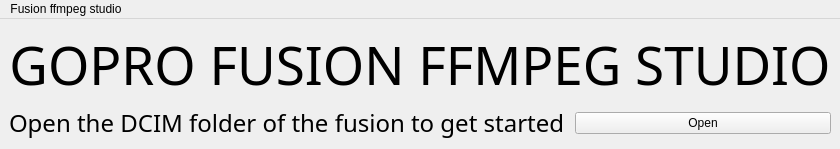
This is mainwindow.ui in victormac3000/Fusion_ffmpeg_studio as Qt 5 draws it before an edit. The edited form follows.
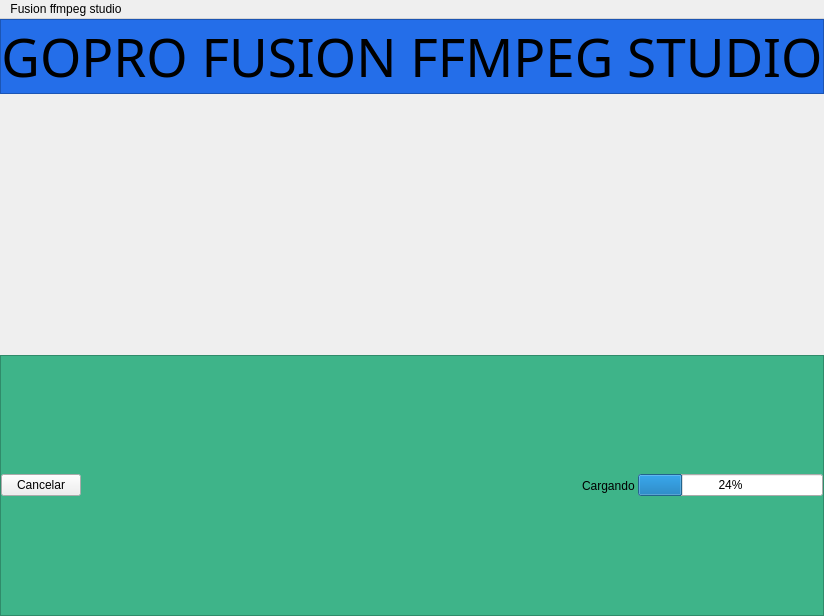
This is the edited form. The open tabs and pages were chosen to show the change. Icons and pictures are not drawn.

```diff
--- a/mainwindow.ui
+++ b/mainwindow.ui
@@ -6,20 +6,62 @@
    <rect>
     <x>0</x>
     <y>0</y>
-    <width>803</width>
-    <height>143</height>
+    <width>802</width>
+    <height>616</height>
    </rect>
   </property>
   <property name="windowTitle">
    <string>MainWindow</string>
   </property>
+  <property name="styleSheet">
+   <string notr="true">#frame {
+background-color: #246EE9;
+}</string>
+  </property>
   <widget class="QWidget" name="centralwidget">
-   <layout class="QVBoxLayout" name="verticalLayout" stretch="0,2,0">
+   <layout class="QVBoxLayout" name="verticalLayout" stretch="0,0">
     <property name="spacing">
-     <number>5</number>
+     <number>0</number>
+    </property>
+    <property name="leftMargin">
+     <number>0</number>
+    </property>
+    <property name="topMargin">
+     <number>0</number>
+    </property>
+    <property name="rightMargin">
+     <number>0</number>
+    </property>
+    <property name="bottomMargin">
+     <number>0</number>
     </property>
     <item>
-     <layout class="QHBoxLayout" name="horizontalLayout">
+     <widget class="QFrame" name="frame">
+      <property name="styleSheet">
+       <string notr="true"/>
+      </property>
+      <property name="frameShape">
+       <enum>QFrame::StyledPanel</enum>
+      </property>
+      <property name="frameShadow">
+       <enum>QFrame::Raised</enum>
+      </property>
+      <layout class="QHBoxLayout" name="horizontalLayout_6">
+       <property name="spacing">
+        <number>0</number>
+       </property>
+       <property name="leftMargin">
+        <number>0</number>
+       </property>
+       <property name="topMargin">
+        <number>0</number>
+       </property>
+       <property name="rightMargin">
+        <number>0</number>
+       </property>
+       <property name="bottomMargin">
+        <number>0</number>
+       </property>
       <item>
        <widget class="QLabel" name="label">
         <property name="font">
@@ -28,6 +70,9 @@
           <pointsize>40</pointsize>
          </font>
         </property>
+         <property name="styleSheet">
+          <string notr="true"/>
+         </property>
         <property name="text">
          <string>GOPRO FUSION FFMPEG STUDIO</string>
         </property>
@@ -37,11 +82,90 @@
        </widget>
       </item>
      </layout>
+     </widget>
     </item>
     <item>
-     <layout class="QHBoxLayout" name="horizontalLayout_2">
+     <widget class="QStackedWidget" name="stackedPane">
+      <property name="currentIndex">
+       <number>0</number>
+      </property>
+      <widget class="QWidget" name="a_0_main">
+       <layout class="QVBoxLayout" name="verticalLayout_2" stretch="0,5">
       <property name="spacing">
-       <number>10</number>
+         <number>0</number>
+        </property>
+        <property name="leftMargin">
+         <number>0</number>
+        </property>
+        <property name="topMargin">
+         <number>0</number>
+        </property>
+        <property name="rightMargin">
+         <number>0</number>
+        </property>
+        <property name="bottomMargin">
+         <number>0</number>
+        </property>
+        <item>
+         <layout class="QHBoxLayout" name="horizontalLayout_3">
+          <property name="spacing">
+           <number>0</number>
+          </property>
+          <property name="topMargin">
+           <number>0</number>
+          </property>
+          <item>
+           <widget class="QLabel" name="label_3">
+            <property name="maximumSize">
+             <size>
+              <width>800</width>
+              <height>500</height>
+             </size>
+            </property>
+            <property name="text">
+             <string/>
+            </property>
+            <property name="pixmap">
+             <pixmap resource="Resources.qrc">:/Resources/Images/Snow.jpg</pixmap>
+            </property>
+            <property name="scaledContents">
+             <bool>true</bool>
+            </property>
+            <property name="alignment">
+             <set>Qt::AlignCenter</set>
+            </property>
+           </widget>
+          </item>
+         </layout>
+        </item>
+        <item>
+         <widget class="QFrame" name="frame_2">
+          <property name="styleSheet">
+           <string notr="true">#frame_2 {
+background-color: #246EE9;
+}</string>
+          </property>
+          <property name="frameShape">
+           <enum>QFrame::StyledPanel</enum>
+          </property>
+          <property name="frameShadow">
+           <enum>QFrame::Raised</enum>
+          </property>
+          <layout class="QHBoxLayout" name="horizontalLayout">
+           <property name="spacing">
+            <number>30</number>
+           </property>
+           <property name="leftMargin">
+            <number>0</number>
+           </property>
+           <property name="topMargin">
+            <number>0</number>
+           </property>
+           <property name="rightMargin">
+            <number>0</number>
+           </property>
+           <property name="bottomMargin">
+            <number>0</number>
       </property>
       <item>
        <widget class="QLabel" name="label_2">
@@ -51,6 +175,9 @@
           <pointsize>18</pointsize>
          </font>
         </property>
+             <property name="styleSheet">
+              <string notr="true"/>
+             </property>
         <property name="text">
          <string>Open the DCIM folder of the fusion to get started</string>
         </property>
@@ -61,26 +188,135 @@
       </item>
       <item>
        <widget class="QPushButton" name="open_folder_button">
+             <property name="styleSheet">
+              <string notr="true"/>
+             </property>
         <property name="text">
          <string>Open</string>
         </property>
        </widget>
       </item>
      </layout>
-    </item>
+         </widget>
+        </item>
+       </layout>
+      </widget>
+      <widget class="QWidget" name="b_1_loading">
+       <layout class="QVBoxLayout" name="verticalLayout_3">
+        <property name="spacing">
+         <number>0</number>
+        </property>
+        <property name="leftMargin">
+         <number>0</number>
+        </property>
+        <property name="topMargin">
+         <number>0</number>
+        </property>
+        <property name="rightMargin">
+         <number>0</number>
+        </property>
+        <property name="bottomMargin">
+         <number>0</number>
+        </property>
     <item>
-     <spacer name="verticalSpacer">
+         <layout class="QHBoxLayout" name="horizontalLayout_4">
+          <property name="spacing">
+           <number>0</number>
+          </property>
+          <item>
+           <widget class="QLabel" name="label_5">
+            <property name="maximumSize">
+             <size>
+              <width>800</width>
+              <height>500</height>
+             </size>
+            </property>
+            <property name="text">
+             <string/>
+            </property>
+            <property name="pixmap">
+             <pixmap resource="Resources.qrc">:/Resources/Images/Snow.jpg</pixmap>
+            </property>
+            <property name="scaledContents">
+             <bool>true</bool>
+            </property>
+            <property name="alignment">
+             <set>Qt::AlignCenter</set>
+            </property>
+           </widget>
+          </item>
+         </layout>
+        </item>
+        <item>
+         <widget class="QFrame" name="frame_3">
+          <property name="styleSheet">
+           <string notr="true">#frame_3 {
+background-color: #3EB489;
+}</string>
+          </property>
+          <property name="frameShape">
+           <enum>QFrame::StyledPanel</enum>
+          </property>
+          <property name="frameShadow">
+           <enum>QFrame::Raised</enum>
+          </property>
+          <layout class="QHBoxLayout" name="horizontalLayout_2">
+           <property name="spacing">
+            <number>0</number>
+           </property>
+           <property name="leftMargin">
+            <number>0</number>
+           </property>
+           <property name="topMargin">
+            <number>0</number>
+           </property>
+           <property name="rightMargin">
+            <number>0</number>
+           </property>
+           <property name="bottomMargin">
+            <number>0</number>
+           </property>
+           <item>
+            <widget class="QPushButton" name="pushButton">
+             <property name="text">
+              <string>Cancelar</string>
+             </property>
+            </widget>
+           </item>
+           <item>
+            <spacer name="horizontalSpacer">
       <property name="orientation">
-       <enum>Qt::Vertical</enum>
+              <enum>Qt::Horizontal</enum>
       </property>
       <property name="sizeHint" stdset="0">
        <size>
-        <width>20</width>
-        <height>40</height>
+               <width>501</width>
+               <height>20</height>
        </size>
       </property>
      </spacer>
     </item>
+           <item>
+            <widget class="QLabel" name="label_4">
+             <property name="text">
+              <string>Cargando </string>
+             </property>
+            </widget>
+           </item>
+           <item>
+            <widget class="QProgressBar" name="progressBar">
+             <property name="value">
+              <number>24</number>
+             </property>
+            </widget>
+           </item>
+          </layout>
+         </widget>
+        </item>
+       </layout>
+      </widget>
+     </widget>
+    </item>
    </layout>
   </widget>
   <widget class="QMenuBar" name="menubar">
@@ -88,7 +324,7 @@
     <rect>
      <x>0</x>
      <y>0</y>
-     <width>803</width>
+     <width>802</width>
      <height>24</height>
     </rect>
    </property>
```
Left out of the diff: 4 changed lines with no effect on the pictures. Lines whose indentation alone changed are shown as unchanged.
